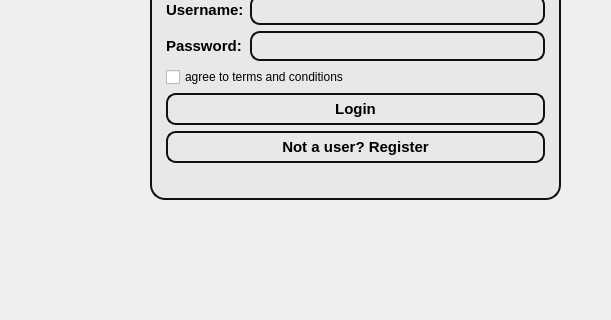
Before: the Qt Designer form mainwindow.ui in suvam452/Mulyankan, drawn with Qt 5; both pictures show x 0 to 611 and y 181 to 501 of the 719 by 501 pixel window.
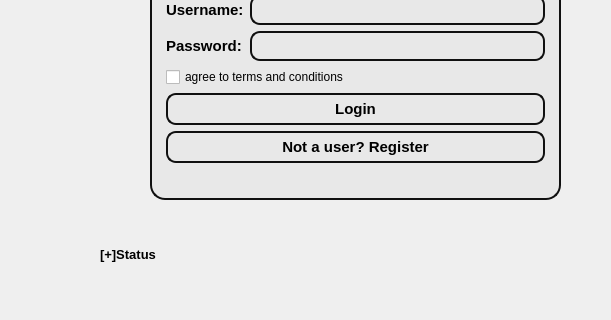
After: the same form once the commit is applied.

What changed in the file:
```diff
--- a/mainwindow.ui
+++ b/mainwindow.ui
@@ -207,6 +207,25 @@
      <set>Qt::AlignmentFlag::AlignCenter</set>
     </property>
    </widget>
+   <widget class="QLabel" name="label_status2">
+    <property name="geometry">
+     <rect>
+      <x>100</x>
+      <y>420</y>
+      <width>431</width>
+      <height>31</height>
+     </rect>
+    </property>
+    <property name="font">
+     <font>
+      <pointsize>10</pointsize>
+      <bold>true</bold>
+     </font>
+    </property>
+    <property name="text">
+     <string>[+]Status </string>
+    </property>
+   </widget>
   </widget>
  </widget>
  <resources/>
```
Left out of the diff: 2 changed lines with no effect on the pictures.
